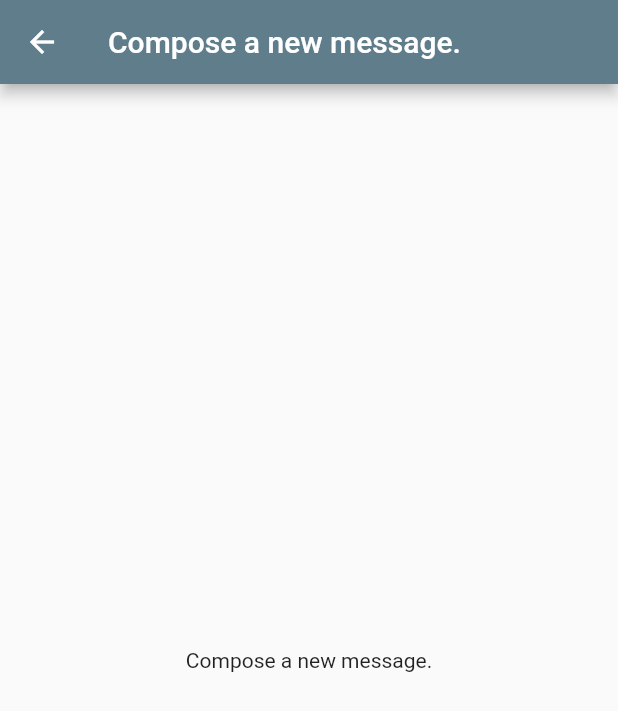
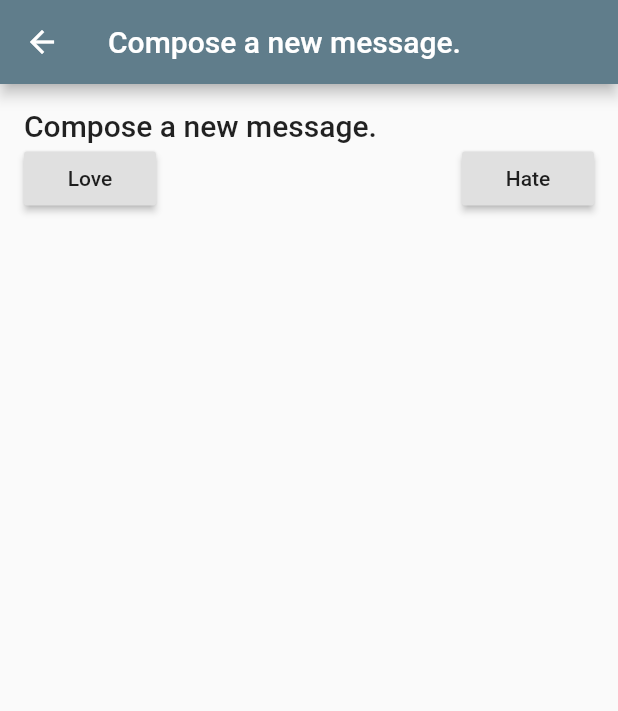
Before and after one commit to amutylo/emailapp, a Flutter app: the screen it shows after launch, after a tap on the "add" icon, on a phone screen of 412 x 824 dp. Shown: the top 711 px of the screen. Run offline on Flutter 3.47's test engine with Material 2 defaults, Android fonts, the phone set to English and light mode, and no system bars; generated files the repository leaves out were written again; network calls fail.

Commit message:
update MessageDetail, add Compose Button

```diff
--- /dev/null
+++ b/lib/ComposeButton.dart
@@ -0,0 +1,24 @@
+import 'package:flutter/material.dart';
+
+import 'MessageCompose.dart';
+
+class ComposeButton extends StatelessWidget{
+
+  @override
+  Widget build(BuildContext context) {
+    return FloatingActionButton(
+        child: Icon(Icons.add),
+        onPressed: () async {
+          String intention = await Navigator.push(context, MaterialPageRoute(
+            builder: (BuildContext context) => MessageCompose()));
+
+          Scaffold.of(context).showSnackBar(
+            SnackBar(
+              content: Text("Your message has been sent with $intention"),
+              backgroundColor: Colors.green,
+            )
+          );
+        }
+      );
+  }
+}
--- a/lib/Message.dart
+++ b/lib/Message.dart
@@ -16,7 +16,7 @@ class Message {
     _$MessageFromJson(json);
 
   static Future<List<Message>> browse() async {
-//Load messages from a file in async mode.
+    //Load messages from a file in async mode.
 
     // Load content from external json file.
     //String content = await rootBundle.loadString('data/messages.json');
--- a/lib/MessageCompose.dart
+++ b/lib/MessageCompose.dart
@@ -8,8 +8,32 @@ class MessageCompose extends StatelessWidget{
       appBar: AppBar(
         title: Text("Compose a new message."),
       ),
-      body: Center(
-        child: Text("Compose a new message."),
+      body: Container(
+        padding: EdgeInsets.all(16),
+        child: Column(
+          crossAxisAlignment: CrossAxisAlignment.start,
+          children: <Widget>[
+            Text("Compose a new message.",
+            style: Theme.of(context).textTheme.title),
+            Row(
+              mainAxisAlignment: MainAxisAlignment.spaceBetween,
+              children: <Widget>[
+                RaisedButton(
+                  child: Text("Love"),
+                  onPressed: () {
+                    Navigator.pop(context, "Love");
+                  },
+                ),
+                RaisedButton(
+                  child: Text("Hate"),
+                  onPressed: () {
+                    Navigator.pop(context, "Hate");
+                  },
+                )
+              ]
+            )
+          ]
+        ),
       )
     );
   }
--- a/lib/MessageList.dart
+++ b/lib/MessageList.dart
@@ -1,11 +1,8 @@
-import 'dart:convert';
 
 import 'package:flutter/material.dart';
-//import 'package:flutter/services.dart';
-import 'package:http/http.dart' as http;
 
+import 'ComposeButton.dart';
 import 'Message.dart';
-import 'MessageCompose.dart';
 import 'MessageDetail.dart';
 
 class MessageList extends StatefulWidget {
@@ -28,7 +25,6 @@ class _MessageListState extends State<MessageList> {
 
   @override
   Widget build(BuildContext context) {
-
     return Scaffold(
       appBar: AppBar(
         title: Text(widget.title),
@@ -61,7 +57,7 @@ class _MessageListState extends State<MessageList> {
                   title: Text(message.subject),
                   isThreeLine: true,
                   leading: CircleAvatar(
-                    child: Text('Pj'),
+                    child: Text('Pa'),
                   ),
                   subtitle: Text(
                     message.body,
@@ -70,9 +66,9 @@ class _MessageListState extends State<MessageList> {
                   ),
                   onTap: () {
                     Navigator.push(context,
-                      MaterialPageRoute(builder: (BuildContext context) {
-                        return MessageDetail();
-                      }
+                      MaterialPageRoute(
+                        builder: (BuildContext context) =>
+                        MessageDetail(message.subject, message.body)
                     ));
                   }
                 );
@@ -81,14 +77,7 @@ class _MessageListState extends State<MessageList> {
           }
         },
       ),
-      floatingActionButton: FloatingActionButton(
-        child: Icon(Icons.add),
-        onPressed:  () {
-          Navigator.push(context, MaterialPageRoute(
-            builder: (BuildContext context) => MessageCompose()
-          ));
-        }
-      )
+      floatingActionButton: ComposeButton(),
     );
   }
 }
```
Also changed, not shown: lib/MessageDetail.dart (+10 -2 lines).
